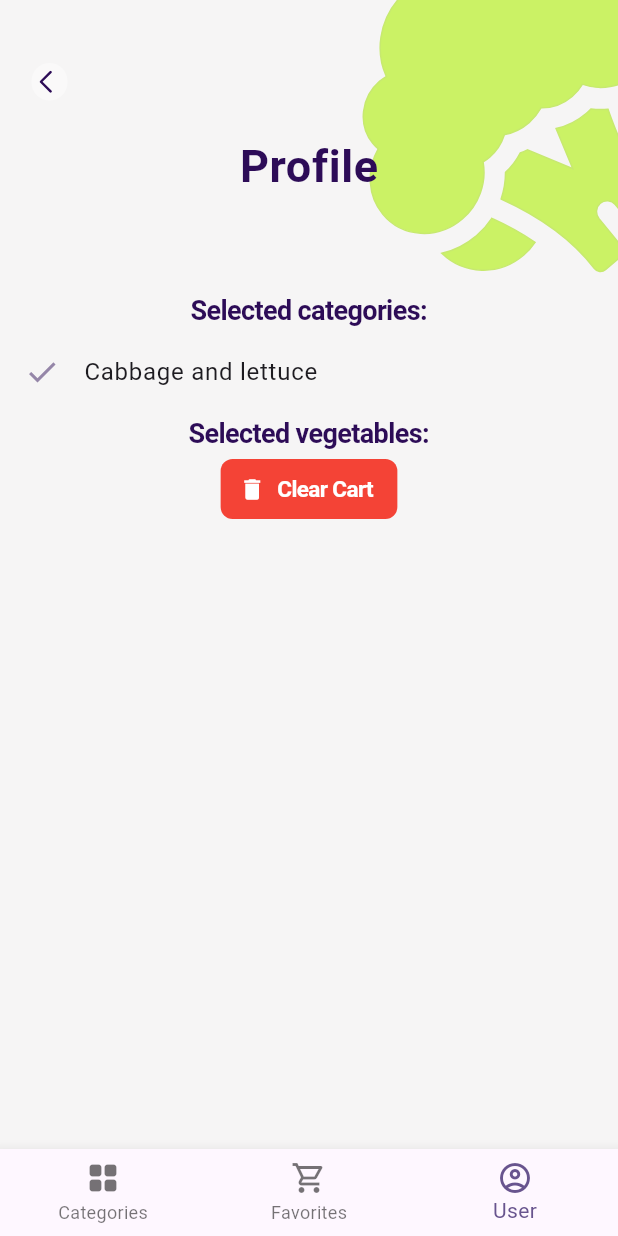
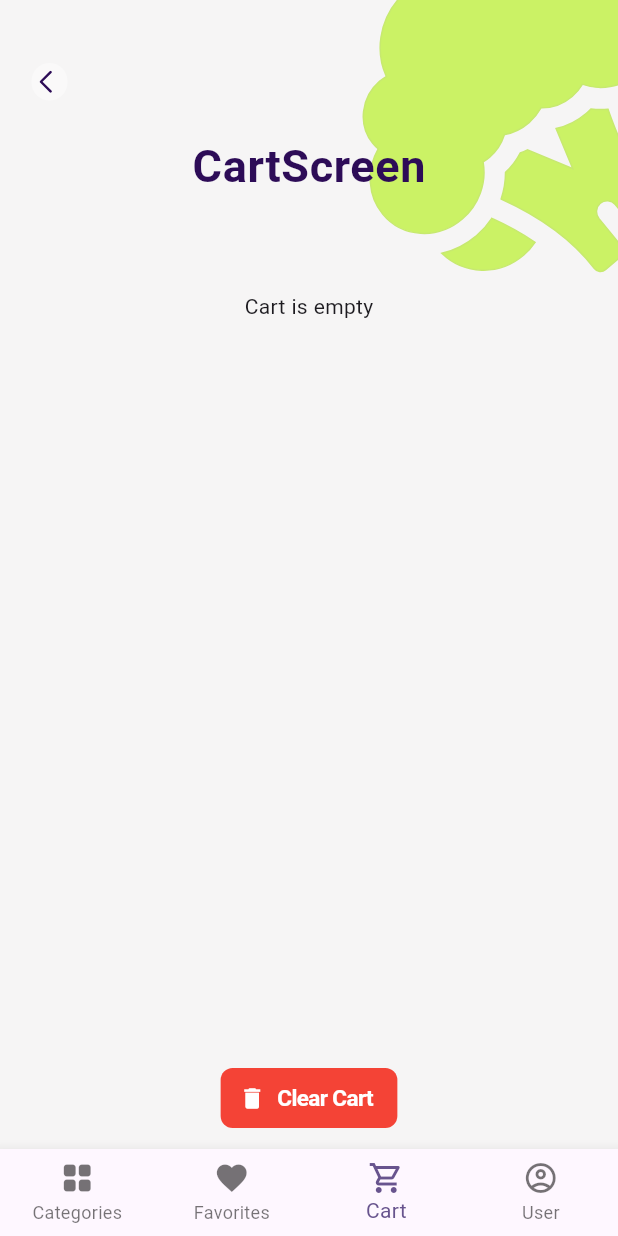
Before and after one commit to assyaIsk/flutter, a Flutter app: the Tabs screen opened by its route, item 3 of the bottom bar chosen, after a tap on "Clear Cart", on a phone screen of 412 x 824 dp. Run offline on Flutter 3.47's test engine with Material 3 defaults, Android fonts, the phone set to English and light mode, and no system bars; our stand-ins replace badges, bloc, flutter_bloc, flutter_svg, freezed_annotation.

Commit message:
cart & badges added

```diff
--- /dev/null
+++ b/devtools_options.yaml
@@ -0,0 +1 @@
+extensions:
--- /dev/null
+++ b/lib/data/cart_data.dart
@@ -0,0 +1,3 @@
+import 'package:vegetables/models/cart.dart';
+
+final carts = <CartModel>[];
--- /dev/null
+++ b/lib/models/cart.dart
@@ -0,0 +1,11 @@
+import 'package:freezed_annotation/freezed_annotation.dart';
+import 'package:vegetables/models/vegetables.dart';
+part 'cart.freezed.dart';
+
+@freezed
+class CartModel with _$CartModel {
+  const factory CartModel({
+    required VegetablesModel vegetable,
+    @Default(0) int count,
+  }) = _CartModel;
+}
--- /dev/null
+++ b/lib/screens/cart_screen.dart
@@ -0,0 +1,61 @@
+import 'package:flutter/material.dart';
+import 'package:flutter_bloc/flutter_bloc.dart';
+import 'package:vegetables/cubits/cubit/my_states_cubit.dart';
+import 'package:vegetables/data/cart_data.dart';
+import 'package:vegetables/styles/style.dart';
+import 'package:vegetables/widgets/header/header.dart';
+
+class CartScreen extends StatelessWidget {
+  const CartScreen({super.key});
+
+  @override
+  Widget build(BuildContext context) {
+    return Column(
+      children: [
+        const Header(screenName: 'CartScreen', isFirstTab: false),
+        BlocBuilder<CartCubit, CartState>(
+          builder: (context, state) {
+            return Column(
+              children: state.maybeWhen(
+                deleteFromCart: (count) => [const Text("Cart is empty")],
+                orElse: () => carts
+                    .map((item) => ListTile(
+                          title: Text("${item.vegetable.name} - ${item.count}"),
+                        ))
+                    .toList(),
+              ),
+            );
+          },
+        ),
+        Expanded(
+          child: Column(
+            mainAxisAlignment: MainAxisAlignment.end,
+            children: [
+              TextButton.icon(
+                onPressed: () {
+                  context.read<CartCubit>().clearCart();
+                },
+                style: OutlinedButton.styleFrom(
+                    shape: RoundedRectangleBorder(
+                      borderRadius: BorderRadius.circular(8.0),
+                    ),
+                    backgroundColor: Colors.red),
+                icon: const Icon(
+                  Icons.delete,
+                  color: Colors.white,
+                ),
+                label: const Text(
+                  'Clear Cart',
+                  style: AppStyles.whiteTextStyle15,
+                ),
+              ),
+              const SizedBox(
+                height: 10,
+              )
+            ],
+          ),
+        )
+      ],
+    );
+  }
+}
--- a/lib/screens/profile.dart
+++ b/lib/screens/profile.dart
@@ -1,6 +1,4 @@
 import 'package:flutter/material.dart';
-import 'package:flutter_bloc/flutter_bloc.dart';
-import 'package:vegetables/cubits/cubit/my_states_cubit.dart';
 import 'package:vegetables/data/subcategory_data.dart';
 import 'package:vegetables/data/vegetable_data.dart';
 import 'package:vegetables/styles/style.dart';
@@ -36,26 +34,6 @@
                 iconColor: Colors.red,
               ))
           .toList(),
-      Center(
-        child: TextButton.icon(
-          onPressed: () {
-            context.read<CartCubit>().clearCart();
-          },
-          style: OutlinedButton.styleFrom(
-              shape: RoundedRectangleBorder(
-                borderRadius: BorderRadius.circular(8.0),
-              ),
-              backgroundColor: Colors.red),
-          icon: const Icon(
-            Icons.delete,
-            color: Colors.white,
-          ),
-          label: const Text(
-            'Clear Cart',
-            style: AppStyles.whiteTextStyle15,
-          ),
-        ),
-      )
     ]);
   }
 }
--- a/lib/screens/vegetable_detail.dart
+++ b/lib/screens/vegetable_detail.dart
@@ -93,7 +93,9 @@
                               'assets/svg/shopping-cart.svg',
                             ),
                             onPressed: () {
-                              context.read<CartCubit>().increment();
+                              context
+                                  .read<CartCubit>()
+                                  .increment(vegetable: vegetable);
                             },
                             style: OutlinedButton.styleFrom(
                                 shape: RoundedRectangleBorder(
--- a/lib/widgets/header/search_panel.dart
+++ b/lib/widgets/header/search_panel.dart
@@ -34,6 +34,11 @@
             child: BlocBuilder<CategoryCubit, CategoryState>(
               builder: (context, state) {
                 return TextField(
+                  decoration: const InputDecoration(
+                    hintText: 'Search',
+                    hintStyle: AppStyles.detailVioletTextStyle17,
+                    border: InputBorder.none,
+                  ),
                   // controller: _controller,
                   onChanged: (String value) {
                     if (value.length < 3) {
--- a/lib/widgets/tabs.dart
+++ b/lib/widgets/tabs.dart
@@ -1,6 +1,7 @@
 import 'package:flutter/material.dart';
 import 'package:flutter_bloc/flutter_bloc.dart';
 import 'package:vegetables/cubits/cubit/my_states_cubit.dart';
+import 'package:vegetables/screens/cart_screen.dart';
 import 'package:vegetables/screens/category_screen.dart';
 import 'package:vegetables/screens/favorites_screen.dart';
 import 'package:vegetables/screens/profile.dart';
@@ -30,6 +31,9 @@
     }
 
     if (_selectedPageIndex == 2) {
+      activePage = const CartScreen();
+    }
+    if (_selectedPageIndex == 3) {
       activePage = const Center(child: ProfileScreen());
     }
 
@@ -47,6 +51,7 @@
       bottomNavigationBar: BlocBuilder<CartCubit, CartState>(
         builder: (context, state) {
           return BottomNavigationBar(
+            type: BottomNavigationBarType.fixed,
             currentIndex: _selectedPageIndex,
             onTap: (index) {
               setState(() {
@@ -60,6 +65,10 @@
                 icon: Icon(Icons.grid_view_rounded),
                 label: 'Categories',
               ),
+              const BottomNavigationBarItem(
+                icon: Icon(Icons.favorite),
+                label: 'Favorites',
+              ),
               BottomNavigationBarItem(
                 icon: state.maybeWhen(
                     orElse: () => const Icon(Icons.shopping_cart_outlined),
@@ -70,7 +79,7 @@
                         child: const Icon(Icons.shopping_cart_outlined),
                       );
                     }),
-                label: 'Favorites',
+                label: 'Cart',
               ),
               const BottomNavigationBarItem(
                 icon: Icon(Icons.account_circle_outlined),
--- a/lib/widgets/vegetables/vegetable_list.dart
+++ b/lib/widgets/vegetables/vegetable_list.dart
@@ -122,7 +122,9 @@
                             'assets/svg/shopping-cart.svg',
                           ),
                           onPressed: () {
-                            context.read<CartCubit>().increment();
+                            context
+                                .read<CartCubit>()
+                                .increment(vegetable: vegetables[index]);
                           },
                           style: OutlinedButton.styleFrom(
                             shape: RoundedRectangleBorder(
```
Also changed, not shown: lib/cubits/cubit/my_states_cubit.dart (+22 -2 lines), lib/models/cart.freezed.dart (added).
